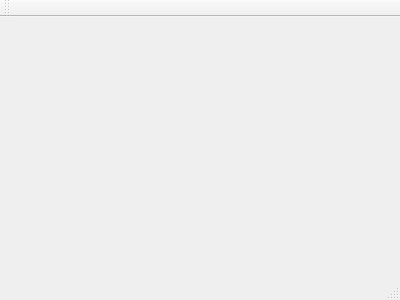
Qt form LoginGUI/mainwindow.ui (ShihoVN/HiveChime) before a commit.
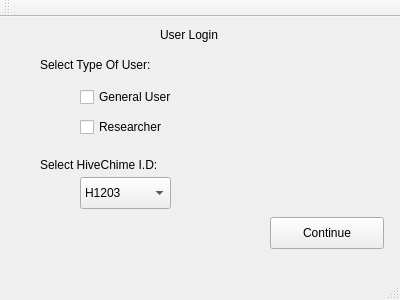
The same form after that commit.

Patch:
```diff
--- a/LoginGUI/mainwindow.ui
+++ b/LoginGUI/mainwindow.ui
@@ -12,13 +12,140 @@
   <property name="windowTitle" >
    <string>MainWindow</string>
   </property>
-  <widget class="QMenuBar" name="menuBar" />
-  <widget class="QToolBar" name="mainToolBar" />
-  <widget class="QWidget" name="centralWidget" />
-  <widget class="QStatusBar" name="statusBar" />
+  <widget class="QWidget" name="centralWidget">
+   <widget class="QLabel" name="label_2">
+    <property name="geometry">
+     <rect>
+      <x>40</x>
+      <y>40</y>
+      <width>131</width>
+      <height>16</height>
+     </rect>
+    </property>
+    <property name="text">
+     <string>Select Type Of User:</string>
+    </property>
+   </widget>
+   <widget class="QCheckBox" name="checkBox_2">
+    <property name="geometry">
+     <rect>
+      <x>80</x>
+      <y>100</y>
+      <width>91</width>
+      <height>20</height>
+     </rect>
+    </property>
+    <property name="text">
+     <string>Researcher</string>
+    </property>
+   </widget>
+   <widget class="QPushButton" name="pushButton">
+    <property name="geometry">
+     <rect>
+      <x>410</x>
+      <y>310</y>
+      <width>81</width>
+      <height>31</height>
+     </rect>
+    </property>
+    <property name="text">
+     <string>Continue</string>
+    </property>
+   </widget>
+   <widget class="QCheckBox" name="checkBox">
+    <property name="geometry">
+     <rect>
+      <x>80</x>
+      <y>70</y>
+      <width>101</width>
+      <height>20</height>
+     </rect>
+    </property>
+    <property name="text">
+     <string>General User</string>
+    </property>
+   </widget>
+   <widget class="QLabel" name="label_3">
+    <property name="geometry">
+     <rect>
+      <x>40</x>
+      <y>140</y>
+      <width>131</width>
+      <height>16</height>
+     </rect>
+    </property>
+    <property name="text">
+     <string>Select HiveChime I.D:</string>
+    </property>
+   </widget>
+   <widget class="QLabel" name="label">
+    <property name="geometry">
+     <rect>
+      <x>160</x>
+      <y>10</y>
+      <width>71</width>
+      <height>16</height>
+     </rect>
+    </property>
+    <property name="text">
+     <string>User Login</string>
+    </property>
+   </widget>
+   <widget class="QComboBox" name="comboBox">
+    <property name="geometry">
+     <rect>
+      <x>80</x>
+      <y>160</y>
+      <width>91</width>
+      <height>32</height>
+     </rect>
+    </property>
+    <item>
+     <property name="text">
+      <string>H1203</string>
+     </property>
+    </item>
+    <item>
+     <property name="text">
+      <string>H2038</string>
+     </property>
+    </item>
+   </widget>
+   <widget class="QPushButton" name="pushButton_2">
+    <property name="geometry">
+     <rect>
+      <x>270</x>
+      <y>200</y>
+      <width>114</width>
+      <height>32</height>
+     </rect>
+    </property>
+    <property name="text">
+     <string>Continue</string>
+    </property>
+   </widget>
+  </widget>
+  <widget class="QMenuBar" name="menuBar">
+   <property name="geometry">
+    <rect>
+     <x>0</x>
+     <y>0</y>
+     <width>400</width>
+     <height>22</height>
+    </rect>
+   </property>
+  </widget>
+  <widget class="QToolBar" name="mainToolBar">
+   <attribute name="toolBarArea">
+    <enum>TopToolBarArea</enum>
+   </attribute>
+   <attribute name="toolBarBreak">
+    <bool>false</bool>
+   </attribute>
+  </widget>
+  <widget class="QStatusBar" name="statusBar"/>
  </widget>
- <layoutDefault spacing="6" margin="11" />
- <pixmapfunction></pixmapfunction>
+ <layoutdefault spacing="6" margin="11"/>
  <resources/>
  <connections/>
 </ui>
```
Left out of the diff: 7 changed lines with no effect on the pictures.
